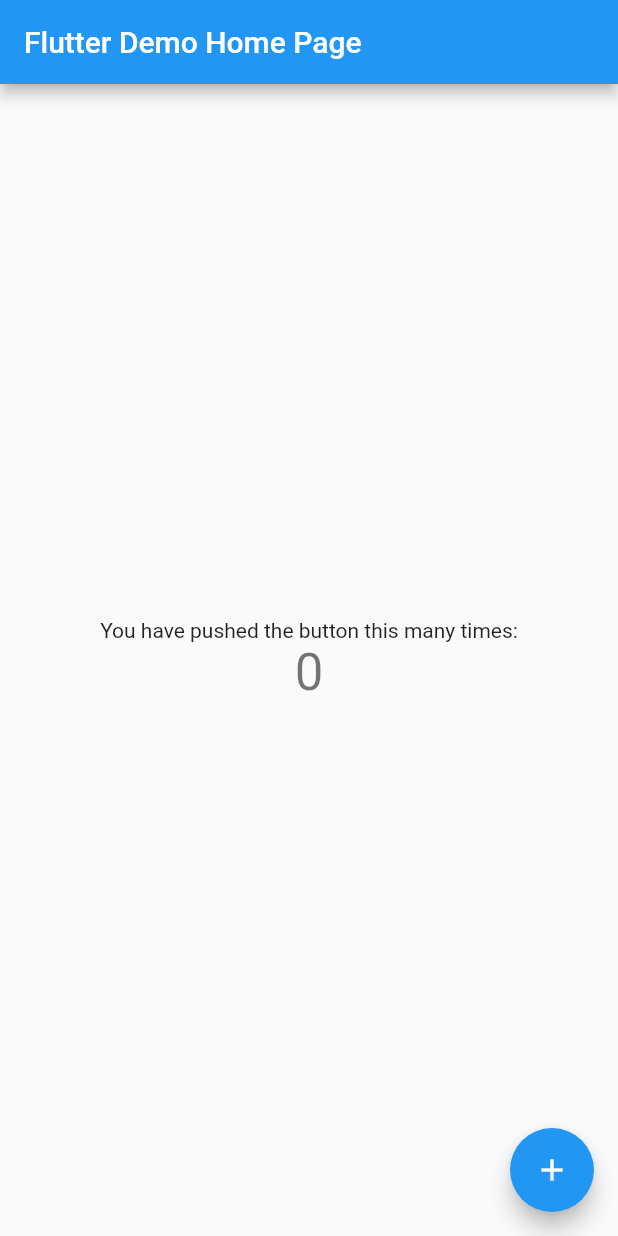
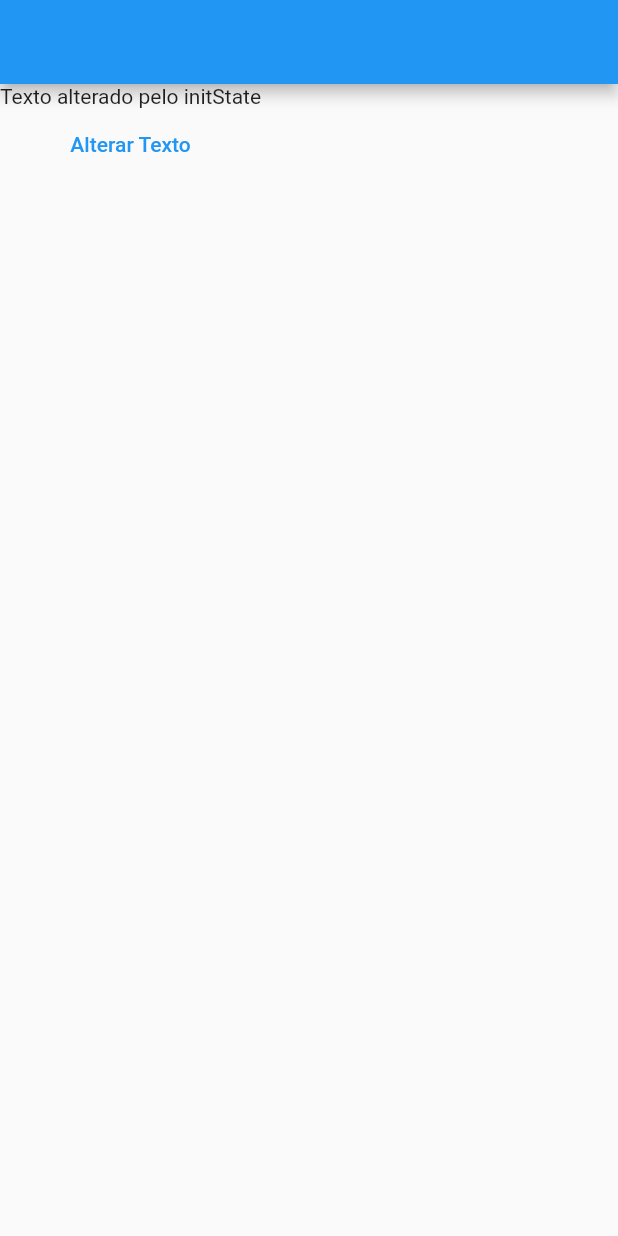
Before and after one commit to danieldkm/flutter, a Flutter app: the screen it shows after launch, on a phone screen of 412 x 824 dp. Run offline on Flutter 3.47's test engine with Material 2 defaults, Android fonts, the phone set to English and light mode, and no system bars.

Commit message:
## StatelessWidget e StatefulWidget

```diff
--- /dev/null
+++ b/2_flutter_fundamentos/lib/home_page.dart
@@ -0,0 +1,24 @@
+import 'package:flutter/material.dart';
+
+class HomePage extends StatelessWidget {
+  String texto = 'Estou no StatelessWidget';
+  // const HomePage({Key? key}) : super(key: key);
+
+  @override
+  Widget build(BuildContext context) {
+    return Scaffold(
+      appBar: AppBar(),
+      body: Column(
+        children: [
+          Text(texto),
+          TextButton(
+            onPressed: () {
+              texto = 'Alterei o texto do StatelessWidget';
+            },
+            child: Text('Alterar Texto'),
+          ),
+        ],
+      ),
+    );
+  }
+}
--- /dev/null
+++ b/2_flutter_fundamentos/lib/home_page_statefull.dart
@@ -0,0 +1,39 @@
+import 'package:flutter/material.dart';
+
+class HomePageStatefull extends StatefulWidget {
+  const HomePageStatefull({Key? key}) : super(key: key);
+
+  @override
+  _HomePageStatefullState createState() => _HomePageStatefullState();
+}
+
+class _HomePageStatefullState extends State<HomePageStatefull> {
+  String texto = 'Estou no StatelessWidget';
+
+  @override
+  void initState() {
+    super.initState();
+    texto = 'Texto alterado pelo initState';
+  }
+
+  @override
+  Widget build(BuildContext context) {
+    print('Buildando o HomePageStatefull');
+    return Scaffold(
+      appBar: AppBar(),
+      body: Column(
+        children: [
+          Text(texto),
+          TextButton(
+            onPressed: () {
+              setState(() {
+                texto = 'Alterei o texto do StatelessWidget';
+              });
+            },
+            child: Text('Alterar Texto'),
+          ),
+        ],
+      ),
+    );
+  }
+}
--- a/2_flutter_fundamentos/lib/main.dart
+++ b/2_flutter_fundamentos/lib/main.dart
@@ -1,4 +1,6 @@
 import 'package:flutter/material.dart';
+import 'package:flutter_fundamentos/home_page.dart';
+import 'package:flutter_fundamentos/home_page_statefull.dart';
 
 void main() {
   runApp(MyApp());
@@ -9,12 +11,12 @@
   @override
   Widget build(BuildContext context) {
     return MaterialApp(
-      title: 'Flutter Demo',
-      theme: ThemeData(
-        primarySwatch: Colors.blue,
-      ),
-      home: MyHomePage(title: 'Flutter Demo Home Page'),
-    );
+        title: 'Flutter Demo',
+        theme: ThemeData(
+          primarySwatch: Colors.blue,
+        ),
+        home: HomePageStatefull() //MyHomePage(title: 'Flutter Demo Home Page'),
+        );
   }
 }
 
```
Also changed, not shown: 1 other file.
